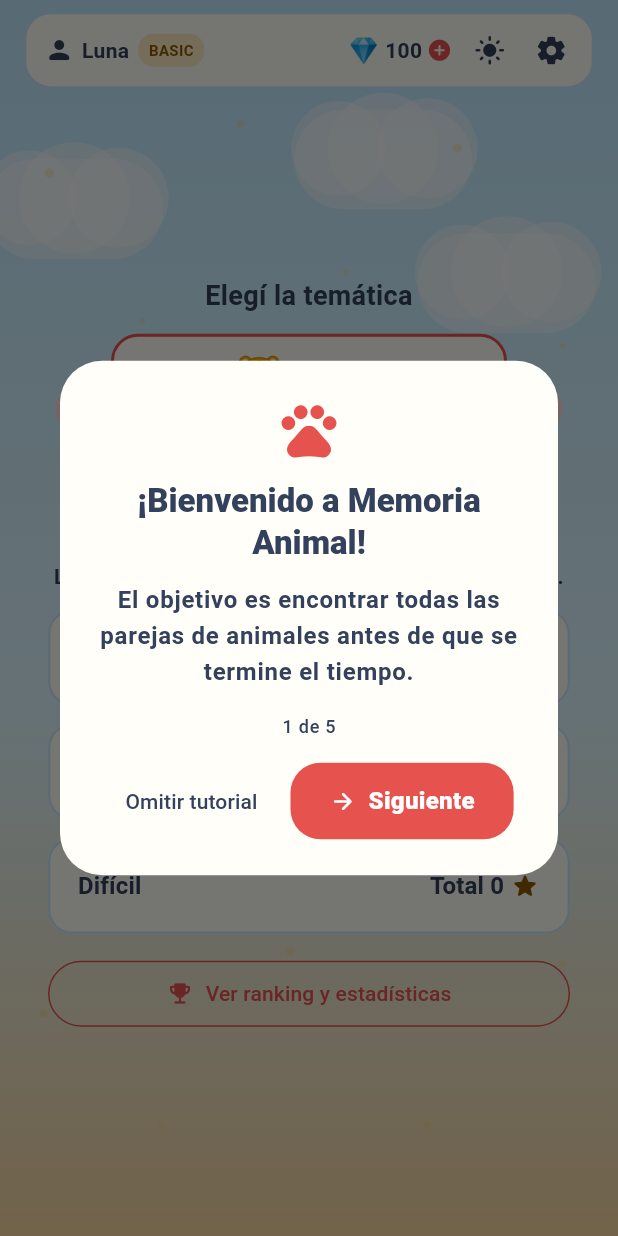
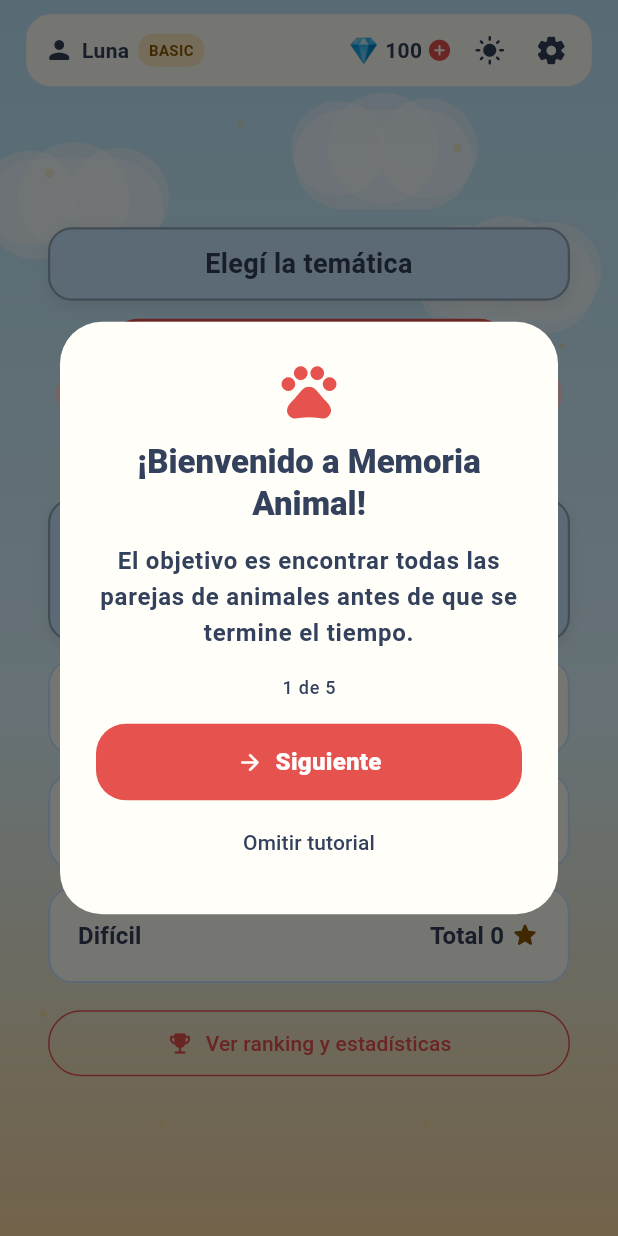
Before and after one commit to FlorCiperiani/memoria-animal, a Flutter app: the screen it shows after launch, after a tap on "¡Jugar!", on a phone screen of 412 x 824 dp. Run offline on Flutter 3.47's test engine with Material 3 defaults, Android fonts, the phone set to English and light mode, and no system bars; our stand-ins replace audioplayers, equatable, flutter_bloc, get_it, shared_preferences; missing offline and left inert: flame.

Commit message:
front-cartas
arreglo de interfaz de celular, cantidad de cartas

```diff
--- a/lib/domain/entities/game_config.dart
+++ b/lib/domain/entities/game_config.dart
@@ -5,7 +5,11 @@ enum GameDifficulty { easy, medium, hard }
 enum GameLevel { one, two, three }
 
 extension GameLevelDetails on GameLevel {
-  int get pairsCount => 4 + index;
+  int get pairsCount => switch (this) {
+    GameLevel.one => 3,
+    GameLevel.two => 6,
+    GameLevel.three => 9,
+  };
 
   String get label => switch (this) {
     GameLevel.one => 'Nivel 1',
@@ -50,7 +54,7 @@ class GameConfig extends Equatable {
   /// Cantidad de pares del primer nivel (4 pares = 8 fichas).
   final int pairsCount;
 
-  int pairsCountFor(GameLevel level) => pairsCount + level.index;
+  int pairsCountFor(GameLevel level) => level.pairsCount;
 
   /// Tiempo que se muestran todas las fichas al comenzar.
   final Duration previewDuration;
--- a/lib/presentation/bloc/game_cubit.dart
+++ b/lib/presentation/bloc/game_cubit.dart
@@ -85,7 +85,7 @@ class GameCubit extends Cubit<GameState> {
 
   Future<void> selectStyle(GameStyle style, bool isDark) async {
     if (state.phase != GamePhase.initial || _startingGame) return;
-    emit(state.copyWith(gameStyle: style, scoresLoaded: false));
+    emit(state.copyWith(gameStyle: style));
     final scores = await _scoreRepository.loadScores(style);
     if (isClosed) return;
     emit(state.copyWith(scores: scores, scoresLoaded: true, score: 0));
@@ -118,6 +118,7 @@ class GameCubit extends Cubit<GameState> {
 
   void returnToSetup() {
     unawaited(_audioRepository.stopVictory());
+    unawaited(_audioRepository.resumeThemeAmbient());
     _timer?.cancel();
     _timer = null;
     _session++;
@@ -546,6 +547,7 @@ class GameCubit extends Cubit<GameState> {
     );
     if (isFinished) {
       _timer?.cancel();
+      unawaited(_audioRepository.pauseThemeAmbient());
       unawaited(_audioRepository.playVictory());
     }
   }
@@ -638,6 +640,7 @@ class GameCubit extends Cubit<GameState> {
     );
     if (isFinished) {
       _timer?.cancel();
+      unawaited(_audioRepository.pauseThemeAmbient());
       unawaited(_audioRepository.playVictory());
     }
   }
--- a/lib/presentation/pages/game_page.dart
+++ b/lib/presentation/pages/game_page.dart
@@ -53,8 +53,8 @@ class _GamePageState extends State<GamePage> {
 
   Future<void> _showTutorialOnFirstGame() async {
     try {
-      if (await widget.profileRepository.loadTutorialSeen() || !mounted) return;
-      await _showTutorial(context, widget.profileRepository);
+      if (!mounted) return;
+      await showTutorialDialog(context);
     } catch (error, stackTrace) {
       _reportTutorialError(error, stackTrace);
     }
@@ -193,22 +193,23 @@ class _GameView extends StatelessWidget {
                                       .selectLevel,
                                   onSelectStyle: (style) {
                                     final cubit = context.read<GameCubit>();
-                                    if (_requiresPro(style) &&
-                                        state.accountType != 'PRO') {
-                                      _showProRequiredDialog(context);
-                                      return;
-                                    }
                                     cubit.selectStyle(
                                       style,
                                       Theme.of(context).brightness ==
                                           Brightness.dark,
                                     );
                                   },
-                                  onStart: () =>
+                                  onStart: () {
+                                    if (_requiresPro(state.gameStyle) &&
+                                        state.accountType != 'PRO') {
+                                      _showProRequiredDialog(context);
+                                      return;
+                                    }
                                     context.read<GameCubit>().startGame(
                                       Theme.of(context).brightness ==
                                           Brightness.dark,
-                                      ),
+                                    );
+                                  },
                                   onOpenRanking: () => _showRanking(
                                     context,
                                     state.gameStyle,
@@ -260,9 +261,8 @@ class _GameView extends StatelessWidget {
                                     state: state,
                                     onPause: () =>
                                         context.read<GameCubit>().pauseGame(),
-                                    onReturnToThemes: () => context
-                                        .read<GameCubit>()
-                                        .returnToThemes(),
+                                    onReturnToThemes: () =>
+                                        _confirmLeaveGame(context),
                                     onRestart: () =>
                                         context.read<GameCubit>().restartGame(
                                           Theme.of(context).brightness ==
@@ -861,6 +861,38 @@ class _GameView extends StatelessWidget {
   }
 }
 
+Future<void> _confirmLeaveGame(BuildContext context) async {
+  final cubit = context.read<GameCubit>();
+  final confirmed = await showDialog<bool>(
+    context: context,
+    builder: (dialogContext) => AlertDialog(
+      title: const Text(
+        '¿Estás seguro que querés abandonar la partida?',
+        textAlign: TextAlign.center,
+      ),
+      content: const Text(
+        'Se perderá el progreso de la partida actual.',
+        textAlign: TextAlign.center,
+      ),
+      actionsAlignment: MainAxisAlignment.center,
+      actions: [
+        TextButton(
+          onPressed: () => Navigator.of(dialogContext).pop(false),
+          child: const Text('Cancelar'),
+        ),
+        FilledButton(
+          onPressed: () => Navigator.of(dialogContext).pop(true),
+          style: FilledButton.styleFrom(backgroundColor: Colors.red),
+          child: const Text('Sí, abandonar'),
+        ),
+      ],
+    ),
+  );
+  if (confirmed == true && context.mounted) {
+    cubit.returnToSetup();
+  }
+}
+
 class _GameHeader extends StatelessWidget {
   const _GameHeader({
     required this.state,
@@ -1227,9 +1259,12 @@ class _GameSetup extends StatelessWidget {
       Colors.black,
       isDark ? 0.16 : 0.18,
     )!;
-    final rankingButtonColor = state.gameStyle == GameStyle.tundra && isDark
-        ? const Color(0xFF0D47A1)
-        : colors.primaryDark;
+    final rankingButtonColor = switch (state.gameStyle) {
+      GameStyle.savanna => isDark ? colors.primaryDark : const Color(0xFF9E4700),
+      GameStyle.prairie => isDark ? const Color(0xFF4CAF50) : const Color(0xFF1B5E20),
+      GameStyle.tundra => isDark ? const Color(0xFF0D47A1) : colors.primaryDark,
+      _ => colors.primaryDark,
+    };
 
     return Center(
       child: LayoutBuilder(
@@ -1242,13 +1277,31 @@ class _GameSetup extends StatelessWidget {
               child: Column(
                 crossAxisAlignment: CrossAxisAlignment.stretch,
                 children: [
-                  Text(
+                  Container(
+                    padding: const EdgeInsets.symmetric(horizontal: 16, vertical: 10),
+                    decoration: BoxDecoration(
+                      color: colors.panelBorder,
+                      borderRadius: BorderRadius.circular(16),
+                      border: Border.all(
+                        color: Color.lerp(colors.panelBorder, Colors.black, 0.28)!,
+                        width: 1.5,
+                      ),
+                      boxShadow: [
+                        BoxShadow(
+                          color: Colors.black.withValues(alpha: 0.08),
+                          blurRadius: 8,
+                          offset: const Offset(0, 4),
+                        ),
+                      ],
+                    ),
+                    child: Text(
                       'Elegí la temática',
                       textAlign: TextAlign.center,
                       style: TextStyle(
                         fontSize: 18,
                         fontWeight: FontWeight.bold,
                         color: colors.textDark,
+                      ),
                     ),
                   ),
                   const SizedBox(height: 12),
@@ -1269,6 +1322,26 @@ class _GameSetup extends StatelessWidget {
                             key: const ValueKey('difficulty-step'),
                             crossAxisAlignment: CrossAxisAlignment.stretch,
                             children: [
+                              Container(
+                                padding: const EdgeInsets.symmetric(horizontal: 16, vertical: 10),
+                                decoration: BoxDecoration(
+                                  color: colors.panelBorder,
+                                  borderRadius: BorderRadius.circular(16),
+                                  border: Border.all(
+                        color: Color.lerp(colors.panelBorder, Colors.black, 0.28)!,
+                        width: 1.5,
+                      ),
+                                  boxShadow: [
+                                    BoxShadow(
+                                      color: Colors.black.withValues(alpha: 0.08),
+                                      blurRadius: 8,
+                                      offset: const Offset(0, 4),
+                                    ),
+                                  ],
+                                ),
+                                child: Column(
+                                  crossAxisAlignment: CrossAxisAlignment.stretch,
+                                  children: [
                                     Text(
                                       'Elegí la dificultad',
                                       textAlign: TextAlign.center,
@@ -1282,7 +1355,14 @@ class _GameSetup extends StatelessWidget {
                                     Text(
                                       'La dificultad cambia el tiempo para mirar las cartas.',
                                       textAlign: TextAlign.center,
-                                style: TextStyle(color: colors.textDark),
+                                      style: TextStyle(
+                                        fontSize: 14,
+                                        color: colors.textDark,
+                                        fontWeight: FontWeight.w500,
+                                      ),
+                                    ),
+                                  ],
+                                ),
                               ),
                               const SizedBox(height: 12),
                               if (!state.scoresLoaded)
@@ -1353,6 +1433,26 @@ class _GameSetup extends StatelessWidget {
                             key: const ValueKey('level-step'),
                             crossAxisAlignment: CrossAxisAlignment.stretch,
                             children: [
+                              Container(
+                                padding: const EdgeInsets.symmetric(horizontal: 16, vertical: 10),
+                                decoration: BoxDecoration(
+                                  color: colors.panelBorder,
+                                  borderRadius: BorderRadius.circular(16),
+                                  border: Border.all(
+                        color: Color.lerp(colors.panelBorder, Colors.black, 0.28)!,
+                        width: 1.5,
+                      ),
+                                  boxShadow: [
+                                    BoxShadow(
+                                      color: Colors.black.withValues(alpha: 0.08),
+                                      blurRadius: 8,
+                                      offset: const Offset(0, 4),
+                                    ),
+                                  ],
+                                ),
+                                child: Column(
+                                  crossAxisAlignment: CrossAxisAlignment.stretch,
+                                  children: [
                                     Row(
                                       children: [
                                         IconButton(
@@ -1375,6 +1475,7 @@ class _GameSetup extends StatelessWidget {
                                         const SizedBox(width: 48),
                                       ],
                                     ),
+                                    const SizedBox(height: 4),
                                     Text(
                                       '¡Ahora elegí tu nivel!',
                                       textAlign: TextAlign.center,
@@ -1382,6 +1483,9 @@ class _GameSetup extends StatelessWidget {
                                         fontSize: 16,
                                         fontWeight: FontWeight.w600,
                                         color: colors.textDark,
+                                      ),
+                                    ),
+                                  ],
                                 ),
                               ),
                               const SizedBox(height: 12),
@@ -2050,8 +2154,8 @@ class _GameControlBar extends StatelessWidget {
       spacing: 12,
       children: [
         _GameControlButton(
-          icon: Icons.palette_rounded,
-          tooltip: 'Volver a las temáticas',
+          icon: Icons.arrow_back_rounded,
+          tooltip: 'Volver a temáticas',
           color: colors.secondaryDark,
           onPressed: onReturnToThemes,
         ),
--- a/lib/presentation/widgets/game_board.dart
+++ b/lib/presentation/widgets/game_board.dart
@@ -96,7 +96,9 @@ class _GameBoardState extends State<GameBoard> {
                     crossAxisCount: columns,
                     mainAxisSpacing: 6,
                     crossAxisSpacing: 6,
-                    childAspectRatio: cellWidth / cellHeight,
+                    childAspectRatio: widget.cards.length <= 6
+                        ? 1.45
+                        : (cellWidth / cellHeight).clamp(0.7, 1.2),
                   ),
                   itemBuilder: (context, index) {
                     final card = widget.cards[index];
--- a/lib/presentation/widgets/tutorial_dialog.dart
+++ b/lib/presentation/widgets/tutorial_dialog.dart
@@ -89,15 +89,9 @@ class _TutorialDialogState extends State<_TutorialDialog> {
                       style: Theme.of(context).textTheme.labelMedium,
                     ),
                     const SizedBox(height: 16),
-                    Wrap(
-                      alignment: WrapAlignment.spaceBetween,
-                      crossAxisAlignment: WrapCrossAlignment.center,
-                      spacing: 8,
+                    Column(
+                      crossAxisAlignment: CrossAxisAlignment.stretch,
                       children: [
-                        TextButton(
-                          onPressed: () => Navigator.of(context).pop(),
-                          child: const Text('Omitir tutorial'),
-                        ),
                         FilledButton.icon(
                           onPressed: () {
                             if (_step == _steps.length - 1) {
@@ -117,6 +111,13 @@ class _TutorialDialogState extends State<_TutorialDialog> {
                                 : 'Siguiente',
                           ),
                         ),
+                        const SizedBox(height: 4),
+                        Center(
+                          child: TextButton(
+                            onPressed: () => Navigator.of(context).pop(),
+                            child: const Text('Omitir tutorial'),
+                          ),
+                        ),
                       ],
                     ),
                   ],
```
Also changed, not shown: lib/data/datasources/card_local_datasource.dart (+16 -16 lines), 3 other files. Lines whose indentation alone changed are shown as unchanged.
